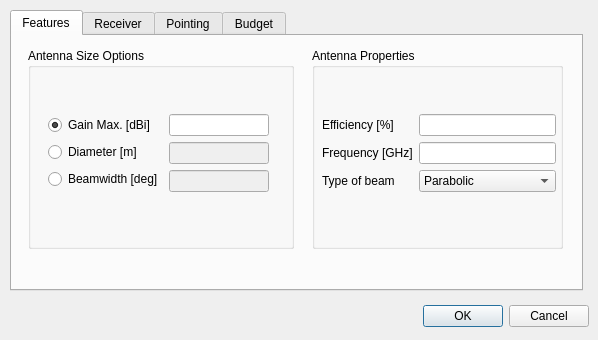
First picture: the form in sta-src/Payloads/receiverPayloadDialog.ui, repository Dwarf-Planet-Project/SpaceDesignTool, before the edit.
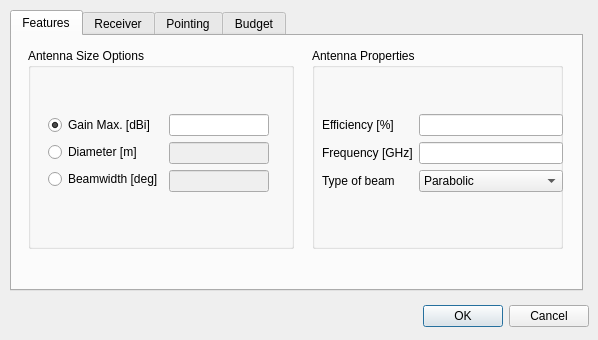
Second picture: the form after the edit.

What changed in the file:
```diff
--- a/sta-src/Payloads/receiverPayloadDialog.ui
+++ b/sta-src/Payloads/receiverPayloadDialog.ui
@@ -174,7 +174,7 @@
        <rect>
         <x>10</x>
         <y>40</y>
-        <width>234</width>
+        <width>241</width>
         <height>131</height>
        </rect>
       </property>
```
Left out of the diff: 4 changed lines with no effect on the pictures.
